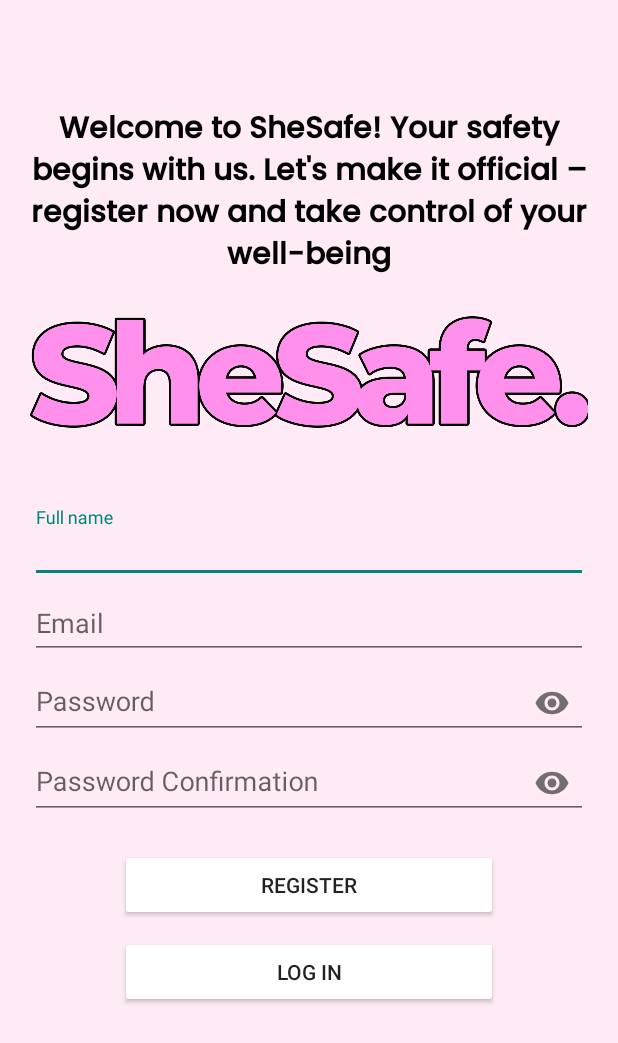
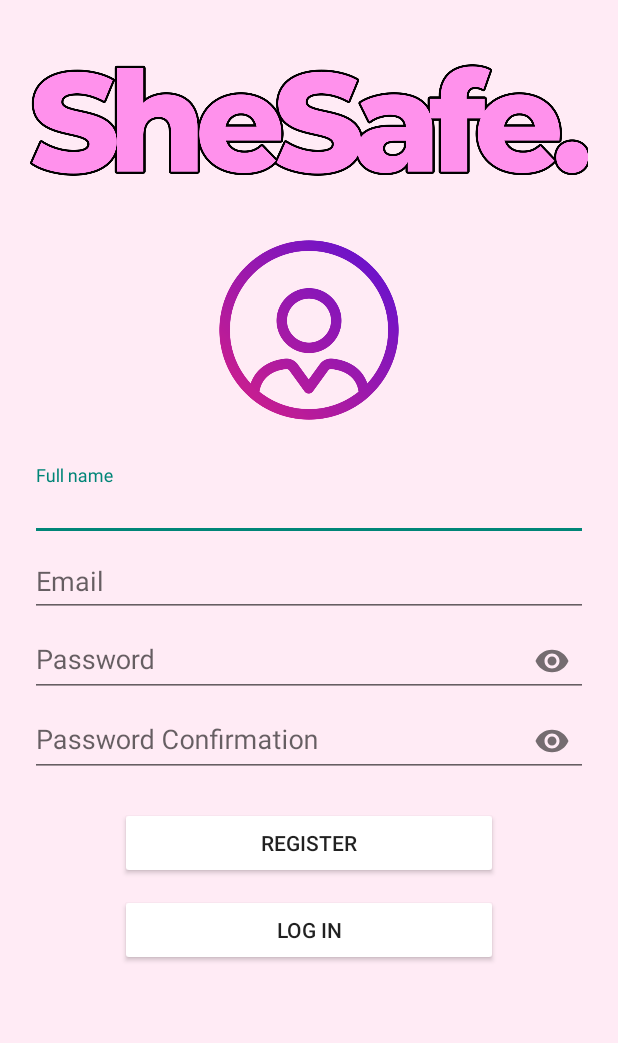
Before and after one commit to Churippo/SHE_SAFE, an Android app: the screen it shows after launch (Register), after a tap on "REGISTER NOW", on a phone screen of 412 x 824 dp. Shown: the top 1043 px of the screen. Run offline under Robolectric (Android 15) with nearby library versions, the phone set to English and light mode, and no system bars; our stand-ins replace Firebase (no records; nobody signed in at launch, a user with empty details on screens opened directly).

Commit message:
register

```diff
--- a/app/src/main/AndroidManifest.xml
+++ b/app/src/main/AndroidManifest.xml
@@ -7,6 +7,8 @@
     <uses-permission android:name="android.permission.ACCESS_FINE_LOCATION" />
     <uses-permission android:name="android.permission.CALL_PHONE" />
     <uses-permission android:name="android.permission.SEND_SMS" />
+    <uses-permission android:name="android.permission.MANAGE_EXTERNAL_STORAGE"/>
+
     <application
         android:allowBackup="true"
         android:dataExtractionRules="@xml/data_extraction_rules"
--- a/app/src/main/res/layout/activity_register.xml
+++ b/app/src/main/res/layout/activity_register.xml
@@ -13,16 +13,6 @@
         android:layout_height="wrap_content"
         android:orientation="vertical"
         android:padding="20dp">
-        <TextView
-            android:layout_width="match_parent"
-            android:layout_height="wrap_content"
-            android:text="Welcome to SheSafe! Your safety begins with us. Let's make it official – register now and take control of your well-being"
-            android:gravity="center"
-            android:textSize="20sp"
-            android:fontFamily="@font/poppins_medium"
-            android:paddingTop="50dp"
-            android:textColor="@color/black"
-            android:textStyle="bold"/>
 
         <ImageView
             android:layout_width="match_parent"
@@ -30,6 +20,15 @@
             android:layout_gravity="center_horizontal"
             android:layout_marginBottom="20dp"
             android:src="@drawable/shesafe" />
+        <ImageView
+            android:id="@+id/regUserPhoto"
+            android:layout_width="120dp"
+            android:layout_height="120dp"
+            android:layout_gravity="center_horizontal"
+            android:layout_marginBottom="20dp"
+            android:src="@drawable/profile_11121479"
+            android:clickable="true"/>
+
 
 
         <com.google.android.material.textfield.TextInputLayout
@@ -106,6 +105,7 @@
             android:layout_marginRight="60dp"
             android:backgroundTint="@color/white"
             android:text="Log in"/>
+
     </LinearLayout>
 
 </ScrollView>
```
Also changed, not shown: app/src/main/java/com/example/she_safe/Register.java (+95 -34 lines), app/src/main/res/drawable/profile_11121479.png (added).
